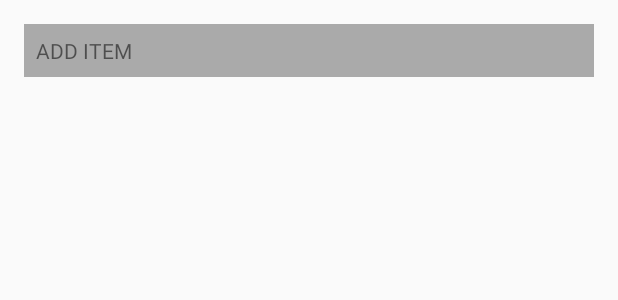
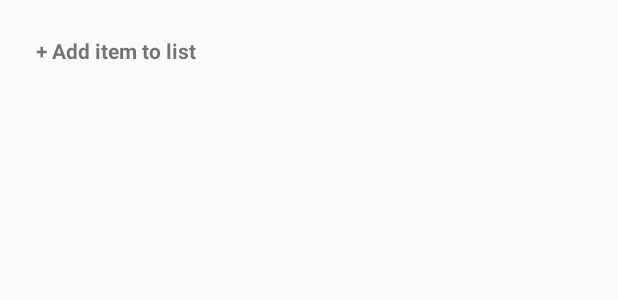
Before and after one commit to Ignite20/Weekly-Meal-Planner, an Android app: the layout fragment_grocery_list.xml on its own in the app's theme, with its tools: preview values and no code run, on a phone screen of 412 x 824 dp. Shown: the top 300 px of the screen. Run offline under Robolectric (Android 15) with nearby library versions, the phone set to English and light mode, and no system bars.

Commit message:
Saving the list changes

```diff
--- a/app/src/main/AndroidManifest.xml
+++ b/app/src/main/AndroidManifest.xml
@@ -22,7 +22,7 @@
         </activity>
         <activity
             android:name=".ui.main.MainActivity"
-            android:windowSoftInputMode="adjustResize|adjustPan">
+            android:windowSoftInputMode="adjustPan">
         </activity>
     </application>
 
--- a/app/src/main/java/com/emberestudio/project/ui/domain/model/Grocery.kt
+++ b/app/src/main/java/com/emberestudio/project/ui/domain/model/Grocery.kt
@@ -7,4 +7,5 @@ class Grocery {
 class GroceryItem{
     var content: String? = ""
     var checked: Boolean = false
+    var focus: Boolean = false
 }
--- a/app/src/main/res/layout/fragment_grocery_list.xml
+++ b/app/src/main/res/layout/fragment_grocery_list.xml
@@ -1,18 +1,29 @@
 <?xml version="1.0" encoding="utf-8"?>
 <layout xmlns:app="http://schemas.android.com/apk/res-auto"
-    xmlns:android="http://schemas.android.com/apk/res/android">
+    xmlns:android="http://schemas.android.com/apk/res/android"
+    >
 
     <data>
 
     </data>
+    <RelativeLayout
+        android:layout_width="match_parent"
+        android:layout_height="match_parent"
+        >
 
-    <ScrollView
+        <androidx.core.widget.NestedScrollView
             android:layout_width="match_parent"
-        android:layout_height="match_parent">
-        <androidx.constraintlayout.widget.ConstraintLayout
+            android:layout_height="wrap_content"
+            android:layout_alignParentTop="true"
+            android:layout_alignParentBottom="true"
+            android:layout_alignParentEnd="true"
+            android:layout_alignParentStart="true"
+            >
+            <LinearLayout
                 android:layout_width="match_parent"
-            android:layout_height="wrap_content">
-
+                android:layout_height="wrap_content"
+                android:orientation="vertical"
+                >
                 <androidx.recyclerview.widget.RecyclerView
                     android:id="@+id/rv_grocery_list"
                     android:layout_width="match_parent"
@@ -27,14 +38,13 @@
                     android:layout_height="wrap_content"
                     android:layout_margin="16dp"
                     android:padding="8dp"
-                android:background="@android:color/darker_gray"
-                android:text="ADD ITEM"
-                app:layout_constraintEnd_toEndOf="parent"
-                app:layout_constraintStart_toStartOf="parent"
+                    android:textStyle="bold"
+                    android:text="@string/add_item_to_shop_list_button"
                     app:layout_constraintTop_toBottomOf="@+id/rv_grocery_list" />
+            </LinearLayout>
+        </androidx.core.widget.NestedScrollView>
+
+    </RelativeLayout>
 
 
-        </androidx.constraintlayout.widget.ConstraintLayout>
-    </ScrollView>
-
 </layout>
--- a/app/src/main/res/values/strings.xml
+++ b/app/src/main/res/values/strings.xml
@@ -49,6 +49,7 @@
     <string name="collaborators_plan_option">Collaborators</string>
 
     <string name="grocery_item_hint">Add an Item to the list</string>
+    <string name="add_item_to_shop_list_button">+ Add item to list</string>
     <string-array name="meal_types">
         <item>Breakfast</item>
         <item>Lunch</item>
```
Also changed, not shown: app/src/main/java/com/emberestudio/project/ui/grocery/adapter/GroceryAdapter.kt (+8 -6 lines), app/src/main/java/com/emberestudio/project/ui/grocery/holder/GroceryItemViewHolder.kt (+21 -6 lines), app/src/main/java/com/emberestudio/project/ui/grocery/ui/GroceryShopListFragment.kt (+8 -4 lines), app/src/main/java/com/emberestudio/project/ui/util/ContextExtensions.kt (+13 -0 lines), app/src/main/res/layout/item_grocery.xml (+5 -2 lines). Lines whose indentation alone changed are shown as unchanged.
